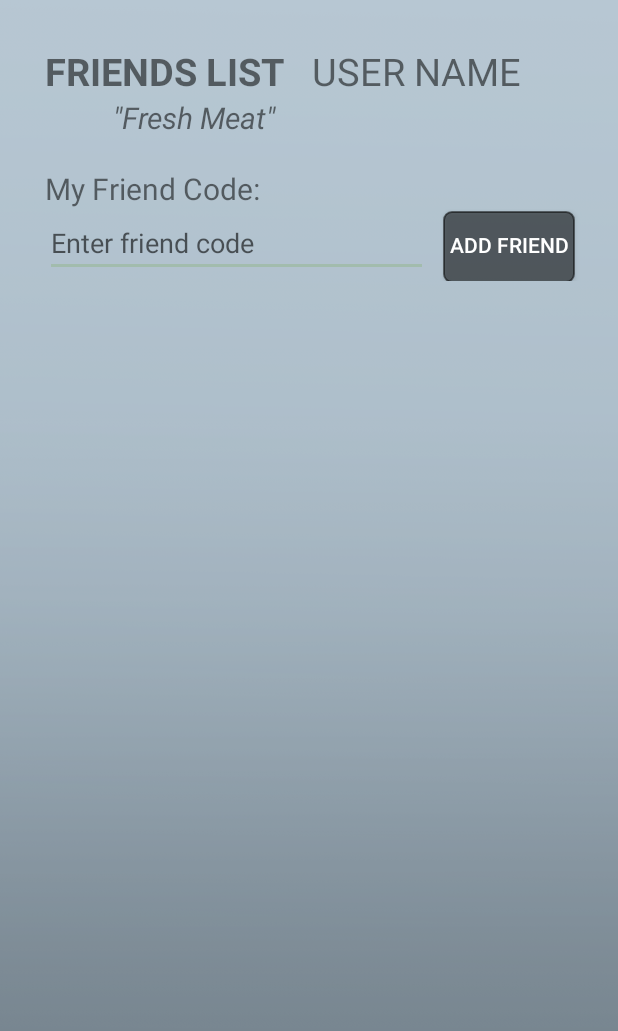
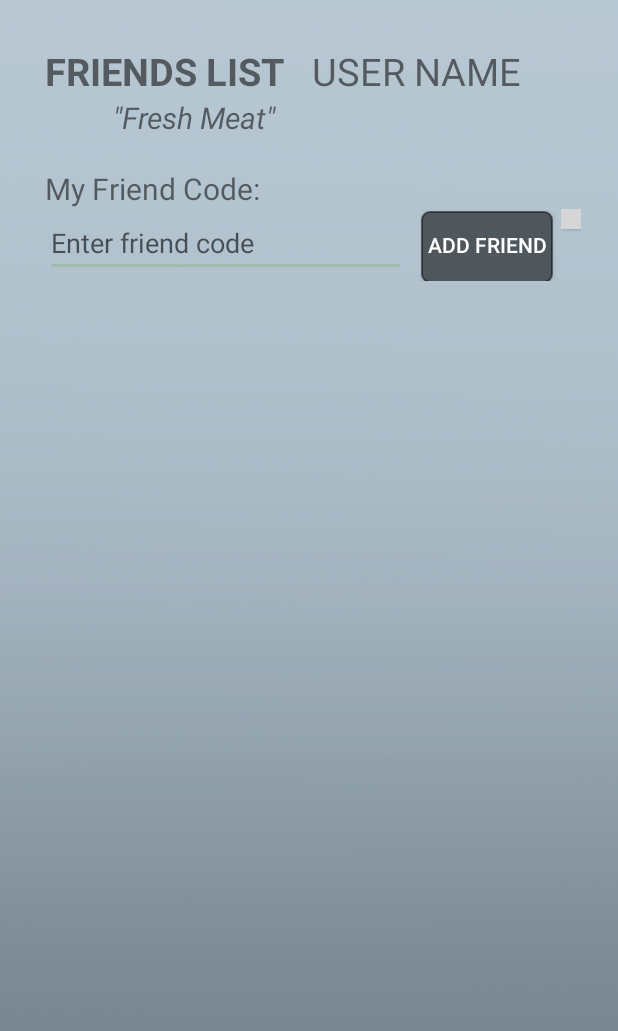
Before and after one commit to michelledlee/SittingInTheDangerZone, an Android app: the layout activity_friends_list.xml on its own in the app's theme, with its tools: preview values and no code run, on a phone screen of 412 x 824 dp. Shown: the top 1031 px of the screen. Run offline under Robolectric (Android 15) with nearby library versions, the light colour scheme and no system bars; grey boxes are pictures that could not be loaded.

```diff
--- a/app/src/main/res/layout/activity_friends_list.xml
+++ b/app/src/main/res/layout/activity_friends_list.xml
@@ -68,9 +68,21 @@
             android:layout_width="wrap_content"
             android:layout_height="wrap_content"
             android:layout_marginStart="@dimen/ack_padding"
+            android:layout_marginEnd="5dp"
             android:background="@drawable/button"
             android:textColor="@color/white"
             android:text="@string/add"/>
+
+        <RelativeLayout
+            android:layout_width="wrap_content"
+            android:layout_height="match_parent"
+            android:layout_gravity="top">
+            <Button
+                android:id="@+id/remove_info_button"
+                android:layout_width="@dimen/info_i"
+                android:layout_height="@dimen/info_i"
+                android:background="@drawable/info"/>
+        </RelativeLayout>
     </LinearLayout>
 
     <LinearLayout
--- a/app/src/main/res/values/strings.xml
+++ b/app/src/main/res/values/strings.xml
@@ -96,4 +96,5 @@
     <string name="edit_hint">Enter friend code</string>
     <string name="submit">Submit</string>
     <string name="friends_list_title">FRIENDS LIST</string>
+    <string name="friends_remove_instructions">Click a friend to remove them from the friends list. Friends can be readded.</string>
 </resources>
```
Also changed, not shown: app/src/main/java/edu/neu/madcourse/michellelee/dangerzone/realtimeDatabase/FriendsList.java (+21 -0 lines), app/src/main/res/layout/remove_instructions.xml (added, +19 -0 lines).
